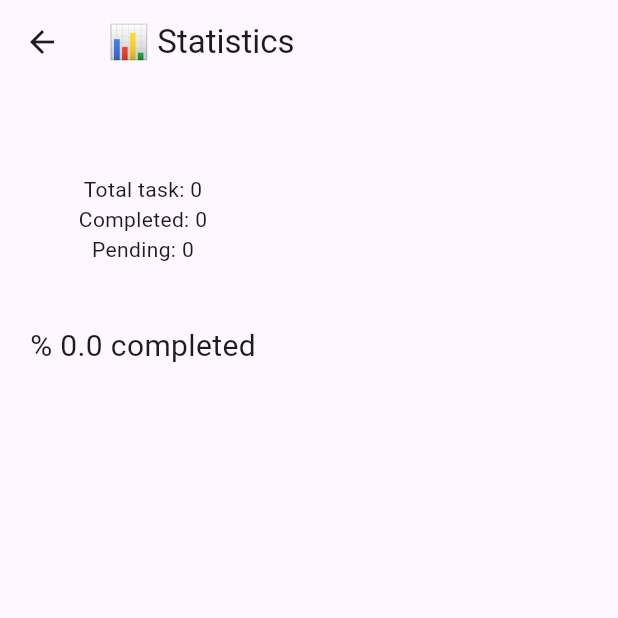
After one commit to cgtyinyrt/flutter_todo, a Flutter app: the StatsScreen screen opened directly, on a phone screen of 412 x 824 dp, the top half of it. The commit adds this screen. Run offline on Flutter 3.47's test engine with Material 3 defaults, Android fonts, the phone set to English and light mode, and no system bars; our stand-ins replace hive, hive_flutter; accounts and stored records are empty.

Commit message:
2nd, updates

```diff
--- /dev/null
+++ b/lib/screens/stats_screen.dart
@@ -0,0 +1,58 @@
+import 'package:flutter/material.dart';
+import 'package:hive/hive.dart';
+
+class StatsScreen extends StatelessWidget {
+  const StatsScreen({super.key});
+
+  @override
+  Widget build(BuildContext context) {
+    var box = Hive.box('tasks');
+    var tasks = box.values.toList();
+
+    int total = tasks.length;
+    int completed = tasks.where((t) => t["isDone"] == true).length;
+    int pending = total - completed;
+
+    double percent = total == 0 ? 0 : (completed / total);
+
+    return Scaffold(
+      appBar: AppBar(title: const Text("📊 Statistics")),
+      body: Padding(
+        padding: const EdgeInsets.all(20),
+        child: Column(
+          children: [
+            Container(
+              height: 20,
+              decoration: BoxDecoration(
+                borderRadius: BorderRadius.circular(20),
+                color: Colors.grey.shade300,
+              ),
+              child: FractionallySizedBox(
+                widthFactor: percent,
+                child: Container(
+                  decoration: BoxDecoration(
+                    borderRadius: BorderRadius.circular(20),
+                    color: Colors.green,
+                  ),
+                ),
+              ),
+            ),
+
+            const SizedBox(height: 20),
+
+            Text("Total task: $total"),
+            Text("Completed: $completed"),
+            Text("Pending: $pending"),
+
+            const SizedBox(height: 40),
+
+            Text(
+              "% ${(percent * 100).toStringAsFixed(1)} completed",
+              style: const TextStyle(fontSize: 20),
+            ),
+          ],
+        ),
+      ),
+    );
+  }
+}
```
Also changed, not shown: lib/screens/home_screen.dart (+42 -9 lines).
